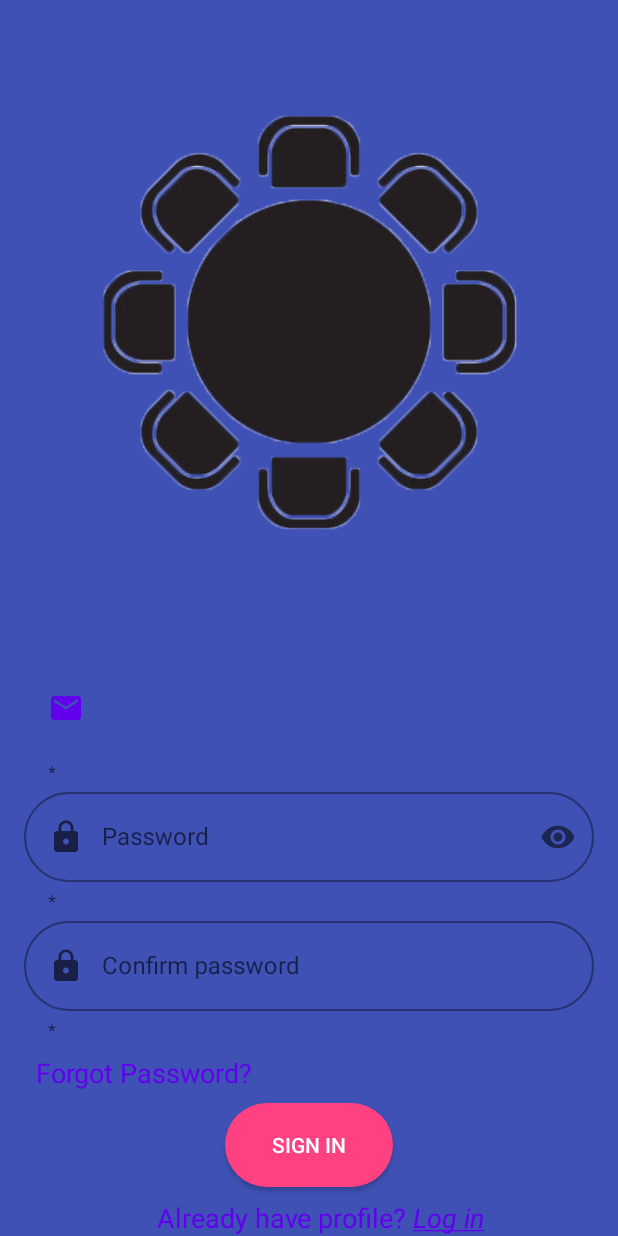
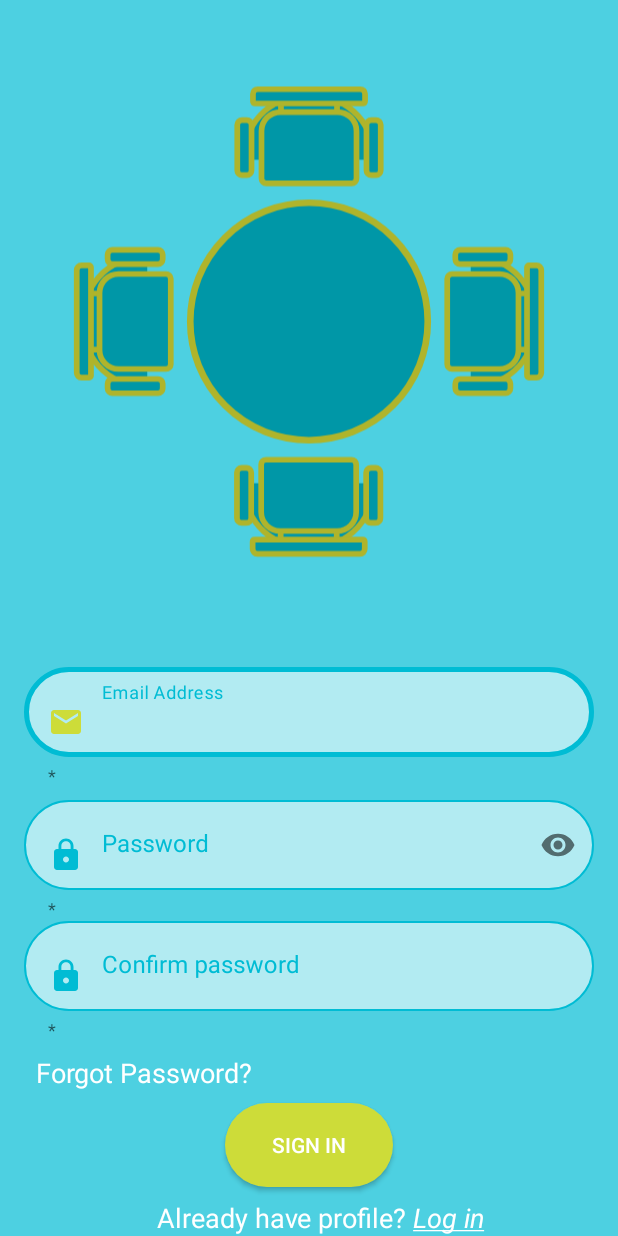
Before and after one commit to AirCatche/Book-Rest, an Android app: the screen it shows after launch (LoginActivity), on a phone screen of 412 x 824 dp. Run offline under Robolectric (Android 15) with nearby library versions, the phone set to English and light mode, and no system bars; our stand-ins replace data binding; libraries missing offline, so code that uses them is left out: android.view; 1 statement that could not run was skipped.

Commit message:
Complete activity color settings and view, added app logo

```diff
--- a/app/src/main/java/com/slobodyanyuk_mykhailo99/bookrest/ui/auth/AuthViewModel.kt
+++ b/app/src/main/java/com/slobodyanyuk_mykhailo99/bookrest/ui/auth/AuthViewModel.kt
@@ -3,6 +3,7 @@ package com.slobodyanyuk_mykhailo99.bookrest.ui.auth
 import android.app.Application
 import android.content.Context
 import androidx.lifecycle.*
+import com.google.android.material.resources.TextAppearance
 
 import java.util.regex.Pattern
 
@@ -54,6 +55,7 @@ class AuthViewModel : ViewModel() {
         isValid.postValue(email&&password&&confirmation)
 
     }
+
 //    fun onSubmitClick(view: View) {
 //        authListener?.onStarted()
 //        Log.d(TAG, "onSubmitClick: $email")
--- a/app/src/main/res/drawable/ic_email_focused.xml
+++ b/app/src/main/res/drawable/ic_email_focused.xml
@@ -5,6 +5,6 @@
     android:viewportHeight="24"
     android:tint="?attr/color">
   <path
-      android:fillColor="@color/design_default_color_primary"
+      android:fillColor="@color/accent"
       android:pathData="M20,4L4,4c-1.1,0 -1.99,0.9 -1.99,2L2,18c0,1.1 0.9,2 2,2h16c1.1,0 2,-0.9 2,-2L22,6c0,-1.1 -0.9,-2 -2,-2zM20,8l-8,5 -8,-5L4,6l8,5 8,-5v2z"/>
 </vector>
--- a/app/src/main/res/drawable/ic_email_unfocused.xml
+++ b/app/src/main/res/drawable/ic_email_unfocused.xml
@@ -3,8 +3,8 @@
     android:height="24dp"
     android:viewportWidth="24"
     android:viewportHeight="24"
-    android:tint="?attr/colorControlNormal">
+    android:tint="?attr/color">
   <path
-      android:fillColor="@color/black"
+      android:fillColor="@color/primary"
       android:pathData="M20,4L4,4c-1.1,0 -1.99,0.9 -1.99,2L2,18c0,1.1 0.9,2 2,2h16c1.1,0 2,-0.9 2,-2L22,6c0,-1.1 -0.9,-2 -2,-2zM20,8l-8,5 -8,-5L4,6l8,5 8,-5v2z"/>
 </vector>
--- a/app/src/main/res/drawable/ic_lock_focused.xml
+++ b/app/src/main/res/drawable/ic_lock_focused.xml
@@ -5,6 +5,6 @@
     android:viewportHeight="24"
     android:tint="?attr/color">
   <path
-      android:fillColor="@color/design_default_color_primary"
+      android:fillColor="@color/accent"
       android:pathData="M18,8h-1L17,6c0,-2.76 -2.24,-5 -5,-5S7,3.24 7,6v2L6,8c-1.1,0 -2,0.9 -2,2v10c0,1.1 0.9,2 2,2h12c1.1,0 2,-0.9 2,-2L20,10c0,-1.1 -0.9,-2 -2,-2zM12,17c-1.1,0 -2,-0.9 -2,-2s0.9,-2 2,-2 2,0.9 2,2 -0.9,2 -2,2zM15.1,8L8.9,8L8.9,6c0,-1.71 1.39,-3.1 3.1,-3.1 1.71,0 3.1,1.39 3.1,3.1v2z"/>
 </vector>
--- a/app/src/main/res/drawable/ic_lock_unfocused.xml
+++ b/app/src/main/res/drawable/ic_lock_unfocused.xml
@@ -3,8 +3,8 @@
     android:height="24dp"
     android:viewportWidth="24"
     android:viewportHeight="24"
-    android:tint="?attr/colorControlNormal">
+    android:tint="?attr/color">
   <path
-      android:fillColor="@android:color/darker_gray"
+      android:fillColor="@color/primary"
       android:pathData="M18,8h-1L17,6c0,-2.76 -2.24,-5 -5,-5S7,3.24 7,6v2L6,8c-1.1,0 -2,0.9 -2,2v10c0,1.1 0.9,2 2,2h12c1.1,0 2,-0.9 2,-2L20,10c0,-1.1 -0.9,-2 -2,-2zM12,17c-1.1,0 -2,-0.9 -2,-2s0.9,-2 2,-2 2,0.9 2,2 -0.9,2 -2,2zM15.1,8L8.9,8L8.9,6c0,-1.71 1.39,-3.1 3.1,-3.1 1.71,0 3.1,1.39 3.1,3.1v2z"/>
 </vector>
--- /dev/null
+++ b/app/src/main/res/drawable/ic_logo2.xml
@@ -0,0 +1,131 @@
+<vector xmlns:android="http://schemas.android.com/apk/res/android"
+    android:width="600dp"
+    android:height="600dp"
+    android:viewportWidth="600"
+    android:viewportHeight="600">
+  <path
+      android:pathData="M300,300m-125,0a125,125 0,1 1,250 0a125,125 0,1 1,-250 0"
+      android:strokeWidth="7"
+      android:fillColor="@color/logo_filled"
+      android:strokeColor="@color/logo_stroke"/>
+  <path
+      android:pathData="M231.77,129.73c0.14,-90.97 136.37,-90.67 136.23,0"
+      android:strokeWidth="6"
+      android:fillColor="@color/logo_filled"
+      android:strokeColor="@color/logo_stroke"/>
+  <path
+      android:pathData="M270.5,81l0,-16l59,0l-0,16z"
+      android:strokeWidth="6"
+      android:fillColor="@color/logo_filled"
+      android:strokeColor="@color/logo_stroke"/>
+  <path
+      android:pathData="M234.5,146h-5c-2.76,0 -5,-2.24 -5,-5V93c0,-2.76 2.24,-5 5,-5h5c2.76,0 5,2.24 5,5v48C239.5,143.76 237.26,146 234.5,146z"
+      android:strokeWidth="6"
+      android:fillColor="@color/logo_filled"
+      android:strokeColor="@color/logo_stroke"/>
+  <path
+      android:pathData="M370.5,146h-5c-2.76,0 -5,-2.24 -5,-5V93c0,-2.76 2.24,-5 5,-5h5c2.76,0 5,2.24 5,5v48C375.5,143.76 373.26,146 370.5,146z"
+      android:strokeWidth="6"
+      android:fillColor="@color/logo_filled"
+      android:strokeColor="@color/logo_stroke"/>
+  <path
+      android:pathData="M250,149.5v-50c0,-11.05 8.95,-20 20,-20h60c11.05,0 20,8.95 20,20v50c0,2.76 -2.24,5 -5,5h-90C252.24,154.5 250,152.26 250,149.5z"
+      android:strokeWidth="6"
+      android:fillColor="@color/logo_filled"
+      android:strokeColor="@color/logo_stroke"/>
+  <path
+      android:pathData="M241,68.5v-8c0,-2.76 2.24,-5 5,-5h108c2.76,0 5,2.24 5,5v8c0,1.1 -0.9,2 -2,2H243C241.9,70.5 241,69.6 241,68.5z"
+      android:strokeWidth="6"
+      android:fillColor="@color/logo_filled"
+      android:strokeColor="@color/logo_stroke"/>
+  <path
+      android:pathData="M129.73,368.23c-90.97,-0.14 -90.67,-136.37 0,-136.23"
+      android:strokeWidth="6"
+      android:fillColor="@color/logo_filled"
+      android:strokeColor="@color/logo_stroke"/>
+  <path
+      android:pathData="M81,329.5l-16,-0l0,-59l16,0z"
+      android:strokeWidth="6"
+      android:fillColor="@color/logo_filled"
+      android:strokeColor="@color/logo_stroke"/>
+  <path
+      android:pathData="M146,365.5v5c0,2.76 -2.24,5 -5,5H93c-2.76,0 -5,-2.24 -5,-5v-5c0,-2.76 2.24,-5 5,-5h48C143.76,360.5 146,362.74 146,365.5z"
+      android:strokeWidth="6"
+      android:fillColor="@color/logo_filled"
+      android:strokeColor="@color/logo_stroke"/>
+  <path
+      android:pathData="M146,229.5v5c0,2.76 -2.24,5 -5,5H93c-2.76,0 -5,-2.24 -5,-5v-5c0,-2.76 2.24,-5 5,-5h48C143.76,224.5 146,226.74 146,229.5z"
+      android:strokeWidth="6"
+      android:fillColor="@color/logo_filled"
+      android:strokeColor="@color/logo_stroke"/>
+  <path
+      android:pathData="M149.5,350h-50c-11.05,0 -20,-8.95 -20,-20v-60c0,-11.05 8.95,-20 20,-20h50c2.76,0 5,2.24 5,5v90C154.5,347.76 152.26,350 149.5,350z"
+      android:strokeWidth="6"
+      android:fillColor="@color/logo_filled"
+      android:strokeColor="@color/logo_stroke"/>
+  <path
+      android:pathData="M68.5,359h-8c-2.76,0 -5,-2.24 -5,-5V246c0,-2.76 2.24,-5 5,-5h8c1.1,0 2,0.9 2,2v114C70.5,358.1 69.6,359 68.5,359z"
+      android:strokeWidth="6"
+      android:fillColor="@color/logo_filled"
+      android:strokeColor="@color/logo_stroke"/>
+  <path
+      android:pathData="M367.89,470.27c-0.14,90.97 -136.37,90.67 -136.23,0"
+      android:strokeWidth="6"
+      android:fillColor="@color/logo_filled"
+      android:strokeColor="@color/logo_stroke"/>
+  <path
+      android:pathData="M329.167,519.003l-0,16l-59,-0l0,-16z"
+      android:strokeWidth="6"
+      android:fillColor="@color/logo_filled"
+      android:strokeColor="@color/logo_stroke"/>
+  <path
+      android:pathData="M365.17,454h5c2.76,0 5,2.24 5,5v48c0,2.76 -2.24,5 -5,5h-5c-2.76,0 -5,-2.24 -5,-5v-48C360.17,456.24 362.41,454 365.17,454z"
+      android:strokeWidth="6"
+      android:fillColor="@color/logo_filled"
+      android:strokeColor="@color/logo_stroke"/>
+  <path
+      android:pathData="M229.17,454h5c2.76,0 5,2.24 5,5v48c0,2.76 -2.24,5 -5,5h-5c-2.76,0 -5,-2.24 -5,-5v-48C224.17,456.24 226.41,454 229.17,454z"
+      android:strokeWidth="6"
+      android:fillColor="@color/logo_filled"
+      android:strokeColor="@color/logo_stroke"/>
+  <path
+      android:pathData="M349.67,450.5v50c0,11.05 -8.95,20 -20,20h-60c-11.05,0 -20,-8.95 -20,-20v-50c0,-2.76 2.24,-5 5,-5h90C347.43,445.5 349.67,447.74 349.67,450.5z"
+      android:strokeWidth="6"
+      android:fillColor="@color/logo_filled"
+      android:strokeColor="@color/logo_stroke"/>
+  <path
+      android:pathData="M358.67,531.5v8c0,2.76 -2.24,5 -5,5h-108c-2.76,0 -5,-2.24 -5,-5v-8c0,-1.1 0.9,-2 2,-2h114C357.77,529.5 358.67,530.4 358.67,531.5z"
+      android:strokeWidth="6"
+      android:fillColor="@color/logo_filled"
+      android:strokeColor="@color/logo_stroke"/>
+  <path
+      android:pathData="M470.27,231.77c90.97,0.14 90.67,136.37 0,136.23"
+      android:strokeWidth="6"
+      android:fillColor="@color/logo_filled"
+      android:strokeColor="@color/logo_stroke"/>
+  <path
+      android:pathData="M519,270.5h16v59h-16z"
+      android:strokeWidth="6"
+      android:fillColor="@color/logo_filled"
+      android:strokeColor="@color/logo_stroke"/>
+  <path
+      android:pathData="M454,234.5v-5c0,-2.76 2.24,-5 5,-5h48c2.76,0 5,2.24 5,5v5c0,2.76 -2.24,5 -5,5h-48C456.24,239.5 454,237.26 454,234.5z"
+      android:strokeWidth="6"
+      android:fillColor="@color/logo_filled"
+      android:strokeColor="@color/logo_stroke"/>
+  <path
+      android:pathData="M454,370.5v-5c0,-2.76 2.24,-5 5,-5h48c2.76,0 5,2.24 5,5v5c0,2.76 -2.24,5 -5,5h-48C456.24,375.5 454,373.26 454,370.5z"
+      android:strokeWidth="6"
+      android:fillColor="@color/logo_filled"
+      android:strokeColor="@color/logo_stroke"/>
+  <path
+      android:pathData="M450.5,250h50c11.05,0 20,8.95 20,20v60c0,11.05 -8.95,20 -20,20h-50c-2.76,0 -5,-2.24 -5,-5v-90C445.5,252.24 447.74,250 450.5,250z"
+      android:strokeWidth="6"
+      android:fillColor="@color/logo_filled"
+      android:strokeColor="@color/logo_stroke"/>
+  <path
+      android:pathData="M531.5,241h8c2.76,0 5,2.24 5,5v108c0,2.76 -2.24,5 -5,5h-8c-1.1,0 -2,-0.9 -2,-2V243C529.5,241.9 530.4,241 531.5,241z"
+      android:strokeWidth="6"
+      android:fillColor="@color/logo_filled"
+      android:strokeColor="@color/logo_stroke"/>
+</vector>
--- a/app/src/main/res/drawable/login_et_input.xml
+++ b/app/src/main/res/drawable/login_et_input.xml
@@ -1,18 +1,17 @@
 <?xml version="1.0" encoding="utf-8"?>
 <selector xmlns:android="http://schemas.android.com/apk/res/android">
-    <item android:state_enabled="true" android:state_focused="true">
+    <item android:state_focused="false">
         <shape android:shape="rectangle">
-            <solid android:color="@android:color/white"/>
-            <corners android:radius="10dp"/>
-            <stroke android:color="@color/design_default_color_primary" android:width="1dp"/>
+            <solid android:color="@color/primary_lighter"/>
+            <corners android:radius="30dp"/>
+            <stroke android:color="@color/primary" android:width="1dp"/>
         </shape>
     </item>
-
-    <item android:state_enabled="true">
+    <item android:state_focused="true" >
         <shape android:shape="rectangle">
-            <solid android:color="@android:color/white"/>
-            <corners android:radius="10dp"/>
-            <stroke android:color="@android:color/darker_gray" android:width="1dp"/>
+            <solid android:color="@color/primary_lighter"/>
+            <corners android:radius="30dp"/>
+            <stroke android:color="@color/primary" android:width="3dp"/>
         </shape>
     </item>
 </selector>
--- a/app/src/main/res/drawable/login_submit_button_disabled.xml
+++ b/app/src/main/res/drawable/login_submit_button_disabled.xml
@@ -3,9 +3,9 @@
     android:shape="rectangle">
     <gradient
         android:angle="180"
-        android:startColor="@color/accent_disabled"
-        android:centerColor="@color/accent_disabled"
-        android:endColor="@color/accent_disabled"
+        android:startColor="@color/accent_transparent"
+        android:centerColor="@color/accent_transparent"
+        android:endColor="@color/accent_transparent"
         android:type="linear" />
     <corners android:radius="50dp" />
 </shape>
--- a/app/src/main/res/layout/activity_login.xml
+++ b/app/src/main/res/layout/activity_login.xml
@@ -4,7 +4,9 @@
     xmlns:tools="http://schemas.android.com/tools">
 
     <data>
-        <import type="android.view.View"/>
+
+        <import type="android.view.View" />
+
         <variable
             name="viewmodel"
             type="com.slobodyanyuk_mykhailo99.bookrest.ui.auth.AuthViewModel" />
@@ -24,12 +26,11 @@
             android:layout_marginEnd="16dp"
             android:adjustViewBounds="true"
             android:contentDescription="@string/logo"
-            android:src="@drawable/logo"
+            android:src="@drawable/ic_logo2"
             app:layout_constraintBottom_toTopOf="@+id/linearLayout"
             app:layout_constraintEnd_toEndOf="parent"
             app:layout_constraintStart_toStartOf="parent"
             app:layout_constraintTop_toTopOf="parent" />
-
 
         <LinearLayout
             android:id="@+id/linearLayout"
@@ -37,57 +38,60 @@
             android:layout_height="wrap_content"
             android:layout_marginStart="16dp"
             android:layout_marginEnd="16dp"
+            android:layout_marginTop="8dp"
             android:orientation="vertical"
             android:visibility="visible"
-            app:layout_constraintTop_toBottomOf="@id/iv_load_pic"
+            app:layout_constraintBottom_toBottomOf="parent"
             app:layout_constraintEnd_toEndOf="parent"
             app:layout_constraintStart_toStartOf="parent"
-            app:layout_constraintBottom_toBottomOf="parent">
+            app:layout_constraintTop_toBottomOf="@id/iv_load_pic">
 
             <com.google.android.material.textfield.TextInputLayout
-                android:id="@+id/et_email"
-                style="@style/Widget.MaterialComponents.TextInputLayout.OutlinedBox"
                 android:layout_width="match_parent"
                 android:layout_height="wrap_content"
                 android:layout_marginTop="8dp"
                 android:hint="@string/hint_email"
+                android:textColorHint="@color/primary"
+                app:errorText="@{viewmodel.emailErrorMessage}"
                 app:helperText="*"
-                app:errorText="@{viewmodel.emailErrorMessage}"
-                app:boxCornerRadiusBottomEnd="30dp"
-                app:boxCornerRadiusBottomStart="30dp"
-                app:boxCornerRadiusTopStart="30dp"
-                app:boxCornerRadiusTopEnd="30dp">
+                app:boxBackgroundMode="filled"
+                app:boxStrokeWidth="0dp"
+                app:boxStrokeWidthFocused="0dp"
+                >
+
                 <EditText
                     android:layout_width="match_parent"
                     android:layout_height="60dp"
                     android:autofillHints="email"
+                    android:background="@drawable/login_et_input"
                     android:drawableStart="@drawable/ic_email_custom"
                     android:drawablePadding="12dp"
                     android:imeOptions="actionNext"
                     android:inputType="textEmailAddress"
                     android:text="@={viewmodel.email}"
+                    android:textColor="@color/primary_dark"
                     tools:ignore="LabelFor" />
+
             </com.google.android.material.textfield.TextInputLayout>
-
             <com.google.android.material.textfield.TextInputLayout
-                android:id="@+id/et_password"
-                style="@style/Widget.MaterialComponents.TextInputLayout.OutlinedBox"
                 android:layout_width="match_parent"
                 android:layout_height="wrap_content"
                 android:hint="@string/hint_password"
+                android:textColorHint="@color/primary"
+                app:errorText="@{viewmodel.passwordErrorMessage}"
                 app:helperText="*"
-                app:errorText="@{viewmodel.passwordErrorMessage}"
                 app:passwordToggleEnabled="true"
-                app:boxCornerRadiusBottomEnd="30dp"
-                app:boxCornerRadiusBottomStart="30dp"
-                app:boxCornerRadiusTopStart="30dp"
-                app:boxCornerRadiusTopEnd="30dp">
+                app:boxBackgroundMode="filled"
+                app:boxStrokeWidth="0dp"
+                app:boxStrokeWidthFocused="0dp"
+                >
 
                 <EditText
                     android:layout_width="match_parent"
                     android:layout_height="60dp"
                     android:layout_marginTop="8dp"
                     android:autofillHints="password"
+                    android:background="@drawable/login_et_input"
                     android:drawableStart="@drawable/ic_lock_custom"
                     android:drawablePadding="12dp"
                     android:inputType="textPassword"
@@ -96,23 +100,22 @@
             </com.google.android.material.textfield.TextInputLayout>
 
             <com.google.android.material.textfield.TextInputLayout
-                android:id="@+id/et_password_confirm"
-                style="@style/Widget.MaterialComponents.TextInputLayout.OutlinedBox"
                 android:layout_width="match_parent"
                 android:layout_height="wrap_content"
                 android:hint="@string/hint_confirm"
+                android:textColorHint="@color/primary"
+                app:errorText="@{viewmodel.confirmationErrorMessage}"
                 app:helperText="*"
-                app:errorText="@{viewmodel.confirmationErrorMessage}"
-                app:boxCornerRadiusBottomEnd="30dp"
-                app:boxCornerRadiusBottomStart="30dp"
-                app:boxCornerRadiusTopStart="30dp"
-                app:boxCornerRadiusTopEnd="30dp"
+                app:boxBackgroundMode="filled"
+                app:boxStrokeWidth="0dp"
+                app:boxStrokeWidthFocused="0dp"
                 >
 
                 <EditText
                     android:layout_width="match_parent"
                     android:layout_height="60dp"
                     android:autofillHints="password"
+                    android:background="@drawable/login_et_input"
                     android:drawableStart="@drawable/ic_lock_custom"
                     android:drawablePadding="12dp"
                     android:inputType="textPassword"
@@ -127,7 +130,7 @@
                 android:layout_marginStart="8dp"
                 android:layout_marginTop="8dp"
                 android:text="@string/login_forgot_password"
-                android:textColor="@color/design_default_color_primary"
+                android:textColor="@color/on_primary"
                 android:textSize="18sp" />
 
             <androidx.appcompat.widget.AppCompatButton
@@ -140,19 +143,19 @@
                 android:enabled="@{viewmodel.isValid()}"
 
                 android:text="@string/submit"
-                android:textColor="#FFFFFF"
+                android:textColor="@color/on_accent"
                 android:textSize="14sp" />
-<!--            android:visibility="@{viewmodel.isValid() ? View.VISIBLE : View.GONE}"-->
+            <!--            android:visibility="@{viewmodel.isValid() ? View.VISIBLE : View.GONE}"-->
             <!--                android:onClick="@{viewmodel::onSubmitClick}" />-->
             <TextView
                 android:id="@+id/tv_login"
                 android:layout_width="wrap_content"
                 android:layout_height="wrap_content"
+                android:layout_gravity="center"
                 android:layout_marginStart="8dp"
                 android:layout_marginTop="8dp"
-                android:layout_gravity="center"
                 android:text="@string/login_log_in"
-                android:textColor="@color/design_default_color_primary"
+                android:textColor="@color/on_primary"
                 android:textSize="18sp" />
 
         </LinearLayout>
--- a/app/src/main/res/values-night/themes.xml
+++ b/app/src/main/res/values-night/themes.xml
@@ -4,18 +4,21 @@
         <!-- Primary brand color. -->
         <item name="colorPrimary">@color/primary</item>
         <item name="colorPrimaryVariant">@color/primary_dark</item>
-        <item name="colorOnPrimary">@color/divider</item>
+        <item name="colorOnPrimary">@color/on_primary</item>
         <!-- Secondary brand color. -->
         <item name="colorSecondary">@color/accent</item>
-        <item name="colorSecondaryVariant">@color/secondary_text</item>
-        <item name="colorOnSecondary">@color/icons</item>
+        <item name="colorSecondaryVariant">@color/accent_dark</item>
+        <item name="colorOnSecondary">@color/on_accent</item>
         <!-- Status bar color. -->
         <item name="android:statusBarColor" tools:targetApi="l">?attr/colorPrimaryVariant</item>
         <!-- Customize your theme here. -->
-
+        <item name="colorError">@color/accent</item>
+        <item name="android:colorBackground">@color/primary_light</item>
+        <item name="colorOnBackground">@color/accent</item>
+        <item name="android:textColor">@color/icons</item>
+        <item name="android:color">@color/icons</item>
     </style>
 </resources>
-
 
 
 
--- a/app/src/main/res/values/colors.xml
+++ b/app/src/main/res/values/colors.xml
@@ -7,24 +7,51 @@
     <color name="teal_700">#FF018786</color>
     <color name="black">#FF000000</color>
     <color name="white">#FFFFFF</color>
-<!--    first theme colors-->
 
-    <color name="primary">#3F51B5</color>
-    <color name="primary_dark">#303F9F</color>
-    <color name="on_primary">#C5CAE9</color>
-    <color name="accent">#FF4081</color>
-    <color name="accent_disabled">#40FF4081</color>
-    <color name="primary_text">#212121</color>
-    <color name="secondary_text">#757575</color>
+    <!--    logo colors-->
+    <color name="logo_stroke1">#3F51B5</color>
+    <color name="logo_filled1">#f06292</color>
+    <!--    first theme colors-->
+    <color name="primary_lighter1">#e8eaf6</color>
+    <color name="primary_light1">#7986cb</color>
+    <color name="primary1">#3F51B5</color>
+    <color name="primary_dark1">#303F9F</color>
+    <color name="on_primary1">#FFFFFF</color>
+
+    <color name="accent_light1">#f06292</color>
+    <color name="accent1">#e91e63</color>
+    <color name="accent_dark1">#FF4081</color>
+    <color name="on_accent1">#FFFFFF</color>>
+    <color name="accent_transparent1">#40FF4081</color>
+
+    <color name="primary_text1">#FFFFFF</color>
+    <color name="secondary_text1">#004D40</color>
+    <color name="icons1">#FFFFFF</color>
+
+    <!--    second theme colors-->
+    <!--    second logo colors-->
+
+    <color name="logo_stroke">#AFB42B</color>
+    <color name="logo_filled">#0097a7</color>
+
+    <!--    second theme colors-->
+    <color name="primary_lighter">#b2ebf2</color>
+    <color name="primary_light">#4dd0e1</color>
+    <color name="primary">#00BCD4</color>
+    <color name="primary_dark">#0097a7</color>
+    <color name="on_primary">#FFFFFF</color>
+    <color name="primary_transparent">#4000BCD4</color>
+
+
+    <color name="accent_lighter">#f0f4c3</color>
+    <color name="accent_light">#F0F4C3</color>
+    <color name="accent">#CDDC39</color>
+    <color name="accent_dark">#AFB42B</color>
+    <color name="on_accent">#FFFFFF</color>>
+    <color name="accent_transparent">#40CDDC39</color>
+
+    <color name="primary_text">#FFFFFF</color>
+    <color name="secondary_text">#004D40</color>
     <color name="icons">#FFFFFF</color>
-    <color name="divider">#BDBDBD</color>
-    <!--    second theme colors-->
-        <color name="primary_2">#CDDC39</color>
-        <color name="primary_dark_2">#AFB42B</color>
-        <color name="primary_light_2">#F0F4C3</color>
-        <color name="accent_2">#00BCD4</color>
-        <color name="primary_text_2">#212121</color>
-        <color name="secondary_text_2">#757575</color>
-        <color name="icons_2">#212121</color>
-        <color name="divider_2">#BDBDBD</color>
+
 </resources>
--- a/app/src/main/res/values/themes.xml
+++ b/app/src/main/res/values/themes.xml
@@ -4,20 +4,19 @@
         <!-- Primary brand color. -->
         <item name="colorPrimary">@color/primary</item>
         <item name="colorPrimaryVariant">@color/primary_dark</item>
-        <item name="colorOnPrimary">@color/divider</item>
+        <item name="colorOnPrimary">@color/on_primary</item>
         <!-- Secondary brand color. -->
         <item name="colorSecondary">@color/accent</item>
-        <item name="colorSecondaryVariant">@color/accent_disabled</item>
-        <item name="colorOnSecondary">@color/divider</item>
+        <item name="colorSecondaryVariant">@color/accent_dark</item>
+        <item name="colorOnSecondary">@color/on_accent</item>
         <!-- Status bar color. -->
         <item name="android:statusBarColor" tools:targetApi="l">?attr/colorPrimaryVariant</item>
         <!-- Customize your theme here. -->
         <item name="colorError">@color/accent</item>
-        <item name="android:colorBackground">@color/primary</item>
+        <item name="android:colorBackground">@color/primary_light</item>
         <item name="colorOnBackground">@color/accent</item>
         <item name="android:textColor">@color/icons</item>
-        <item name="android:color">@color/icons</item>
-
+        <item name="android:color">@color/primary_dark</item>
     </style>
 </resources>
 
```
Also changed, not shown: app/src/main/res/drawable/ic_logo.xml (added, +131 -0 lines), app/src/main/res/drawable/ic_logo1.xml (added, +147 -0 lines), app/src/main/res/drawable/logo.png (deleted).
